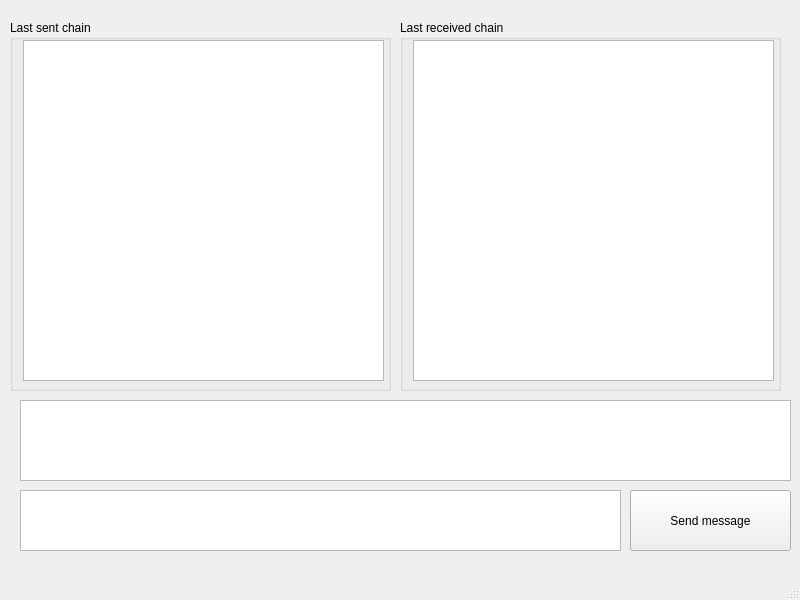
Qt form clientUI.ui (RadoslawDebinski/RS232) before a commit.
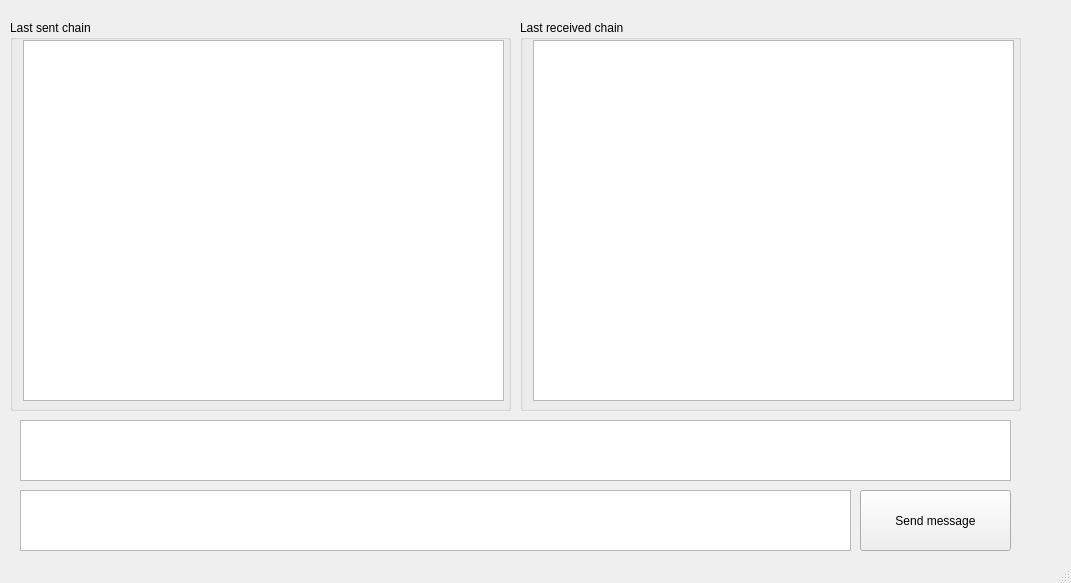
The same form after that commit.

The edit to the form file:
```diff
--- a/clientUI.ui
+++ b/clientUI.ui
@@ -6,8 +6,8 @@
    <rect>
     <x>0</x>
     <y>0</y>
-    <width>800</width>
-    <height>600</height>
+    <width>1071</width>
+    <height>583</height>
    </rect>
   </property>
   <property name="windowTitle">
@@ -19,7 +19,7 @@
      <rect>
       <x>20</x>
       <y>490</y>
-      <width>601</width>
+      <width>831</width>
       <height>61</height>
      </rect>
     </property>
@@ -27,9 +27,9 @@
    <widget class="QPushButton" name="pushButton">
     <property name="geometry">
      <rect>
-      <x>630</x>
+      <x>860</x>
       <y>490</y>
-      <width>161</width>
+      <width>151</width>
       <height>61</height>
      </rect>
     </property>
@@ -42,8 +42,8 @@
      <rect>
       <x>10</x>
       <y>20</y>
-      <width>381</width>
-      <height>371</height>
+      <width>501</width>
+      <height>391</height>
      </rect>
     </property>
     <property name="title">
@@ -54,8 +54,8 @@
       <rect>
        <x>13</x>
        <y>20</y>
-       <width>361</width>
-       <height>341</height>
+       <width>481</width>
+       <height>361</height>
       </rect>
      </property>
     </widget>
@@ -63,10 +63,10 @@
    <widget class="QGroupBox" name="groupBox_2">
     <property name="geometry">
      <rect>
-      <x>400</x>
+      <x>520</x>
       <y>20</y>
-      <width>381</width>
-      <height>371</height>
+      <width>501</width>
+      <height>391</height>
      </rect>
     </property>
     <property name="title">
@@ -77,8 +77,8 @@
       <rect>
        <x>13</x>
        <y>20</y>
-       <width>361</width>
-       <height>341</height>
+       <width>481</width>
+       <height>361</height>
       </rect>
      </property>
     </widget>
@@ -87,9 +87,9 @@
     <property name="geometry">
      <rect>
       <x>20</x>
-      <y>400</y>
-      <width>771</width>
-      <height>81</height>
+      <y>420</y>
+      <width>991</width>
+      <height>61</height>
      </rect>
     </property>
    </widget>
```
